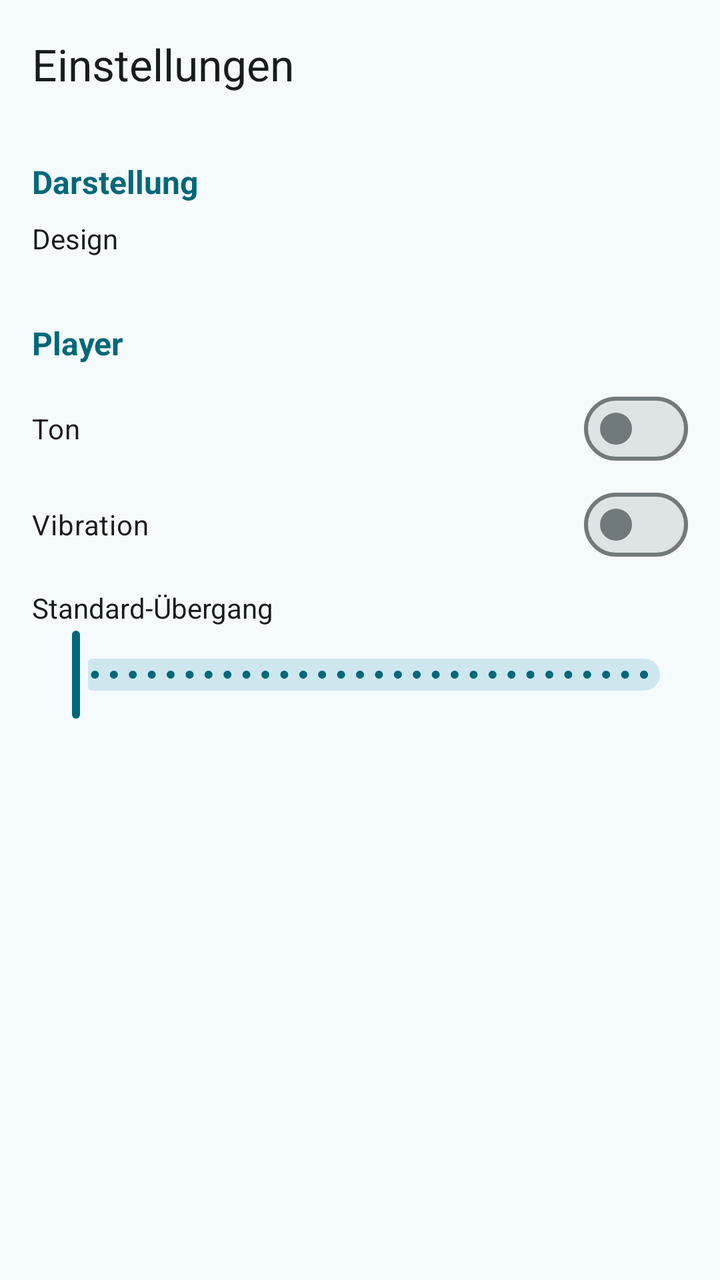
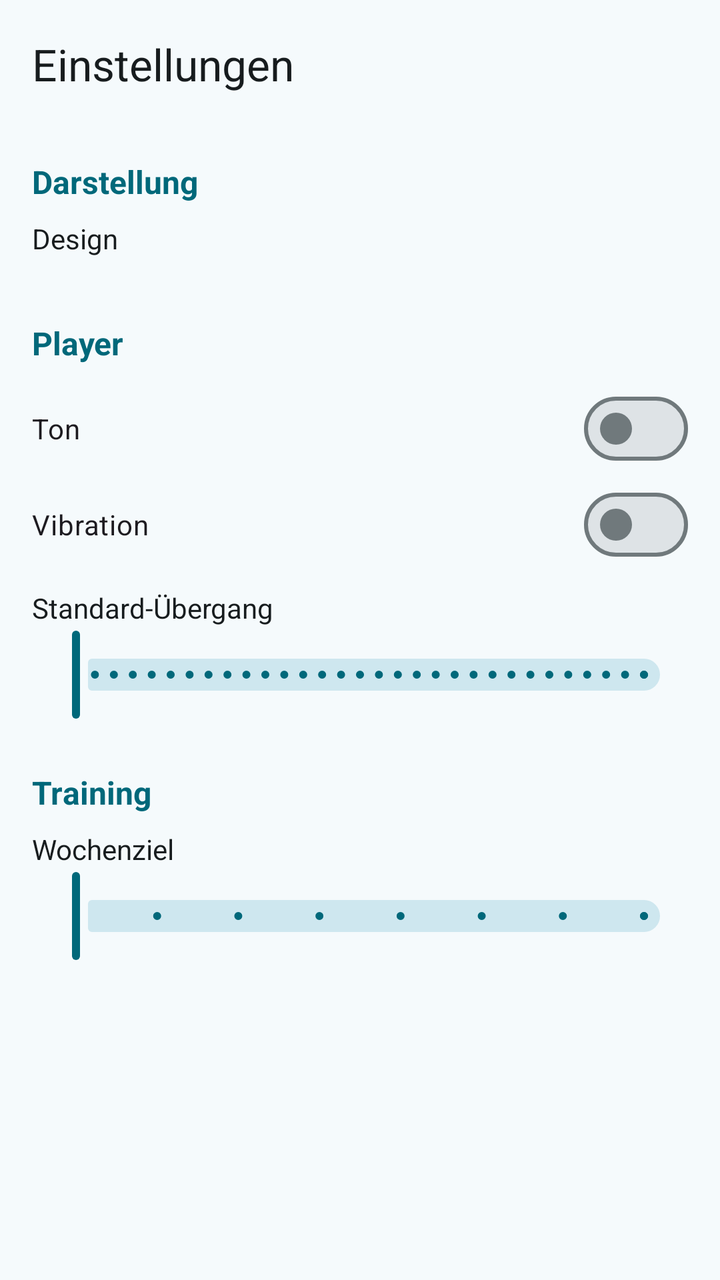

Before-and-after screenshots of an Android layout around one commit, followed by the original layout XML and the change that was made.
<!-- AndroidManifest.xml: application theme Theme.Workout -->
<!-- res/layout/fragment_settings.xml -->
<?xml version="1.0" encoding="utf-8"?>
<LinearLayout xmlns:android="http://schemas.android.com/apk/res/android"
    xmlns:app="http://schemas.android.com/apk/res-auto"
    android:layout_width="match_parent"
    android:layout_height="match_parent"
    android:orientation="vertical">

    <com.google.android.material.appbar.MaterialToolbar
        android:id="@+id/toolbar"
        android:layout_width="match_parent"
        android:layout_height="?attr/actionBarSize"
        app:title="@string/einstellungen"/>

    <androidx.core.widget.NestedScrollView
        android:layout_width="match_parent"
        android:layout_height="match_parent">

        <LinearLayout
            android:layout_width="match_parent"
            android:layout_height="wrap_content"
            android:orientation="vertical"
            android:padding="16dp">

            <TextView
                android:id="@+id/txtAppearanceHeading"
                android:layout_width="wrap_content"
                android:layout_height="wrap_content"
                android:layout_marginBottom="8dp"
                android:text="@string/darstellung"
                android:textColor="?attr/colorPrimary"
                android:textSize="16sp"
                android:textStyle="bold"/>

            <TextView
                android:layout_width="wrap_content"
                android:layout_height="wrap_content"
                android:layout_marginBottom="8dp"
                android:labelFor="@id/groupDesign"
                android:text="@string/design"/>

            <com.google.android.material.button.MaterialButtonToggleGroup
                android:id="@+id/groupDesign"
                android:layout_width="match_parent"
                android:layout_height="wrap_content"
                android:layout_marginBottom="24dp"
                app:selectionRequired="true"
                app:singleSelection="true">

                <Button
                    android:id="@+id/btnDesignSystem"
                    style="?attr/materialButtonOutlinedStyle"
                    android:layout_width="0dp"
                    android:layout_height="wrap_content"
                    android:layout_weight="1"
                    android:text="@string/design_system"/>

                <Button
                    android:id="@+id/btnDesignLight"
                    style="?attr/materialButtonOutlinedStyle"
                    android:layout_width="0dp"
                    android:layout_height="wrap_content"
                    android:layout_weight="1"
                    android:text="@string/design_hell"/>

                <Button
                    android:id="@+id/btnDesignDark"
                    style="?attr/materialButtonOutlinedStyle"
                    android:layout_width="0dp"
                    android:layout_height="wrap_content"
                    android:layout_weight="1"
                    android:text="@string/design_dunkel"/>
            </com.google.android.material.button.MaterialButtonToggleGroup>

            <TextView
                android:id="@+id/txtPlayerHeading"
                android:layout_width="wrap_content"
                android:layout_height="wrap_content"
                android:layout_marginBottom="8dp"
                android:text="@string/player"
                android:textColor="?attr/colorPrimary"
                android:textSize="16sp"
                android:textStyle="bold"/>

            <com.google.android.material.materialswitch.MaterialSwitch
                android:id="@+id/switchSound"
                android:layout_width="match_parent"
                android:layout_height="wrap_content"
                android:minHeight="48dp"
                android:text="@string/ton"/>

            <com.google.android.material.materialswitch.MaterialSwitch
                android:id="@+id/switchVibration"
                android:layout_width="match_parent"
                android:layout_height="wrap_content"
                android:minHeight="48dp"
                android:text="@string/vibration"/>

            <LinearLayout
                android:layout_width="match_parent"
                android:layout_height="wrap_content"
                android:layout_marginTop="8dp"
                android:orientation="horizontal">

                <TextView
                    android:id="@+id/txtDefaultTransitionLabel"
                    android:layout_width="0dp"
                    android:layout_height="wrap_content"
                    android:layout_weight="1"
                    android:labelFor="@id/sliderDefaultTransition"
                    android:text="@string/standard_uebergang"/>

                <TextView
                    android:id="@+id/txtDefaultTransition"
                    android:layout_width="wrap_content"
                    android:layout_height="wrap_content"
                    android:textAppearance="?attr/textAppearanceBodyMedium"/>
            </LinearLayout>

            <com.google.android.material.slider.Slider
                android:id="@+id/sliderDefaultTransition"
                android:layout_width="match_parent"
                android:layout_height="wrap_content"
                android:contentDescription="@string/standard_uebergang"
                android:stepSize="1"
                android:valueFrom="0"
                android:valueTo="30"/>
        </LinearLayout>
    </androidx.core.widget.NestedScrollView>
</LinearLayout>
<!-- resources referenced by this layout -->
<resources>
  <string name="darstellung">Darstellung</string>
  <string name="design">Design</string>
  <string name="design_dunkel">Dunkel</string>
  <string name="design_hell">Hell</string>
  <string name="design_system">System</string>
  <string name="einstellungen">Einstellungen</string>
  <string name="player">Player</string>
  <string name="standard_uebergang">Standard-Übergang</string>
  <string name="ton">Ton</string>
  <string name="vibration">Vibration</string>
  <style name="Theme.Workout" parent="Base.Theme.Workout" />
  <color name="primary">#00687A</color>
  <color name="on_primary">#FFFFFF</color>
  <color name="primary_container">#ACEDFF</color>
  <color name="on_primary_container">#001F26</color>
  <color name="primary_inverse">#84D2E7</color>
  <color name="secondary">#4B6269</color>
  <color name="on_secondary">#FFFFFF</color>
  <color name="secondary_container">#CEE7EF</color>
  <color name="on_secondary_container">#061F25</color>
  <color name="tertiary">#565D7E</color>
  <color name="on_tertiary">#FFFFFF</color>
  <color name="tertiary_container">#DDE1FF</color>
  <color name="on_tertiary_container">#131A37</color>
  <color name="error">#BA1A1A</color>
  <color name="on_error">#FFFFFF</color>
  <color name="error_container">#FFDAD6</color>
  <color name="on_error_container">#410002</color>
  <color name="surface">#F5FAFC</color>
  <color name="on_surface">#171C1E</color>
  <color name="surface_variant">#DBE4E7</color>
  <color name="on_surface_variant">#3F484B</color>
  <color name="surface_inverse">#2B3133</color>
  <color name="on_surface_inverse">#ECF2F4</color>
  <color name="surface_dim">#D5DBDD</color>
  <color name="surface_bright">#F5FAFC</color>
  <color name="surface_container_lowest">#FFFFFF</color>
  <color name="surface_container_low">#EFF4F7</color>
  <color name="surface_container">#E9EFF1</color>
  <color name="surface_container_high">#E3E9EB</color>
  <color name="surface_container_highest">#DEE3E6</color>
  <color name="outline">#70797C</color>
  <color name="outline_variant">#BFC8CB</color>
  <!-- unchanged entries left out for length: 1 -->
</resources>

<!-- the commit's change to res/layout/fragment_settings.xml (unified diff, before → after) -->
@@ -124,6 +124,46 @@
                 android:stepSize="1"
                 android:valueFrom="0"
                 android:valueTo="30"/>
+
+            <TextView
+                android:id="@+id/txtTrainingHeading"
+                android:layout_width="wrap_content"
+                android:layout_height="wrap_content"
+                android:layout_marginTop="24dp"
+                android:layout_marginBottom="8dp"
+                android:text="@string/training"
+                android:textColor="?attr/colorPrimary"
+                android:textSize="16sp"
+                android:textStyle="bold"/>
+
+            <LinearLayout
+                android:layout_width="match_parent"
+                android:layout_height="wrap_content"
+                android:orientation="horizontal">
+
+                <TextView
+                    android:layout_width="0dp"
+                    android:layout_height="wrap_content"
+                    android:layout_weight="1"
+                    android:labelFor="@id/sliderWeeklyGoal"
+                    android:text="@string/wochenziel"/>
+
+                <TextView
+                    android:id="@+id/txtWeeklyGoal"
+                    android:layout_width="wrap_content"
+                    android:layout_height="wrap_content"
+                    android:textAppearance="?attr/textAppearanceBodyMedium"/>
+            </LinearLayout>
+
+            
+            <com.google.android.material.slider.Slider
+                android:id="@+id/sliderWeeklyGoal"
+                android:layout_width="match_parent"
+                android:layout_height="wrap_content"
+                android:contentDescription="@string/wochenziel"
+                android:stepSize="1"
+                android:valueFrom="0"
+                android:valueTo="7"/>
         </LinearLayout>
     </androidx.core.widget.NestedScrollView>
 </LinearLayout>
<!-- resource entries referenced after the edit -->
@@ -9,7 +9,9 @@
   <string name="player">Player</string>
   <string name="standard_uebergang">Standard-Übergang</string>
   <string name="ton">Ton</string>
+  <string name="training">Training</string>
   <string name="vibration">Vibration</string>
+  <string name="wochenziel">Wochenziel</string>
   <style name="Theme.Workout" parent="Base.Theme.Workout" />
   <color name="primary">#00687A</color>
   <color name="on_primary">#FFFFFF</color>
